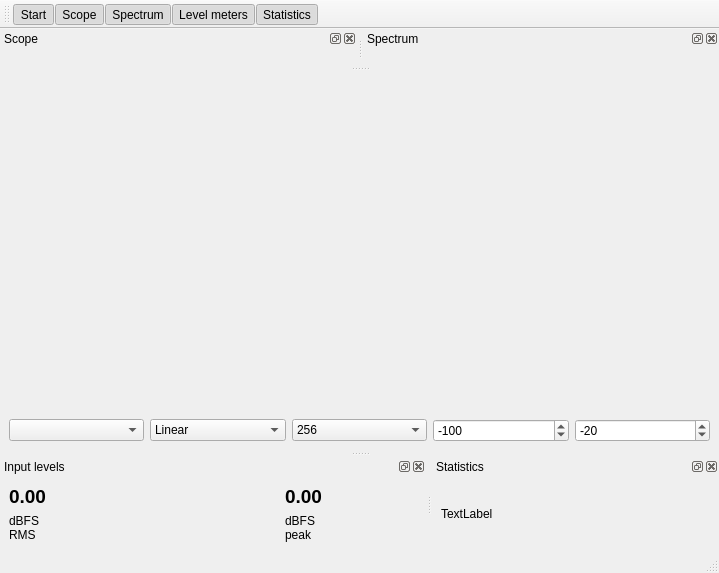
tlecomte/friture, file friture.ui: the form before one commit.
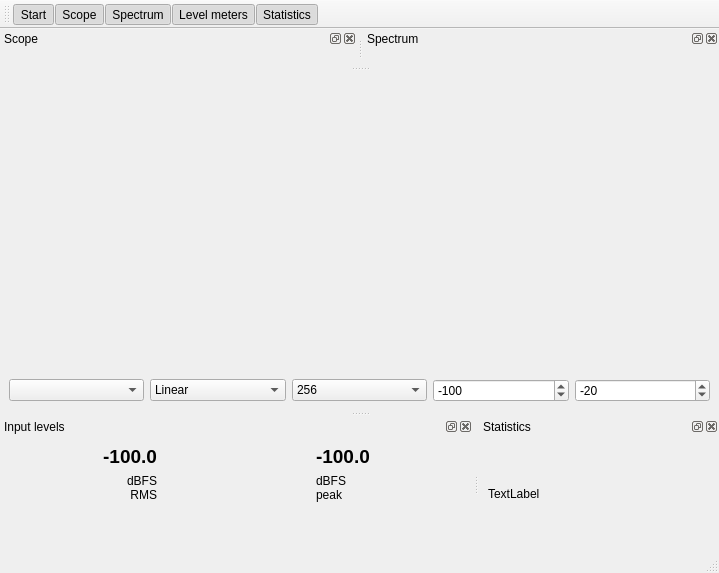
The form after the commit. Custom widgets are drawn as their Qt base class.

Commit message: Fix Level widget layout.

```diff
--- a/friture.ui
+++ b/friture.ui
@@ -147,7 +147,10 @@
         </font>
        </property>
        <property name="text">
-        <string>0.00</string>
+        <string>-100.0</string>
+       </property>
+       <property name="alignment">
+        <set>Qt::AlignRight|Qt::AlignTrailing|Qt::AlignVCenter</set>
        </property>
       </widget>
      </item>
@@ -164,7 +167,7 @@
         </font>
        </property>
        <property name="text">
-        <string>0.00</string>
+        <string>-100.0</string>
        </property>
       </widget>
      </item>
@@ -174,6 +177,9 @@
         <string>dBFS
 RMS</string>
        </property>
+       <property name="alignment">
+        <set>Qt::AlignRight|Qt::AlignTop|Qt::AlignTrailing</set>
+       </property>
       </widget>
      </item>
      <item row="1" column="2">
@@ -182,8 +188,24 @@
         <string>dBFS
 peak</string>
        </property>
+       <property name="alignment">
+        <set>Qt::AlignLeading|Qt::AlignLeft|Qt::AlignTop</set>
+       </property>
       </widget>
      </item>
+     <item row="2" column="0">
+      <spacer name="verticalSpacer">
+       <property name="orientation">
+        <enum>Qt::Vertical</enum>
+       </property>
+       <property name="sizeHint" stdset="0">
+        <size>
+         <width>20</width>
+         <height>40</height>
+        </size>
+       </property>
+      </spacer>
+     </item>
     </layout>
    </widget>
   </widget>
```
The commit also changes 2 other files.
